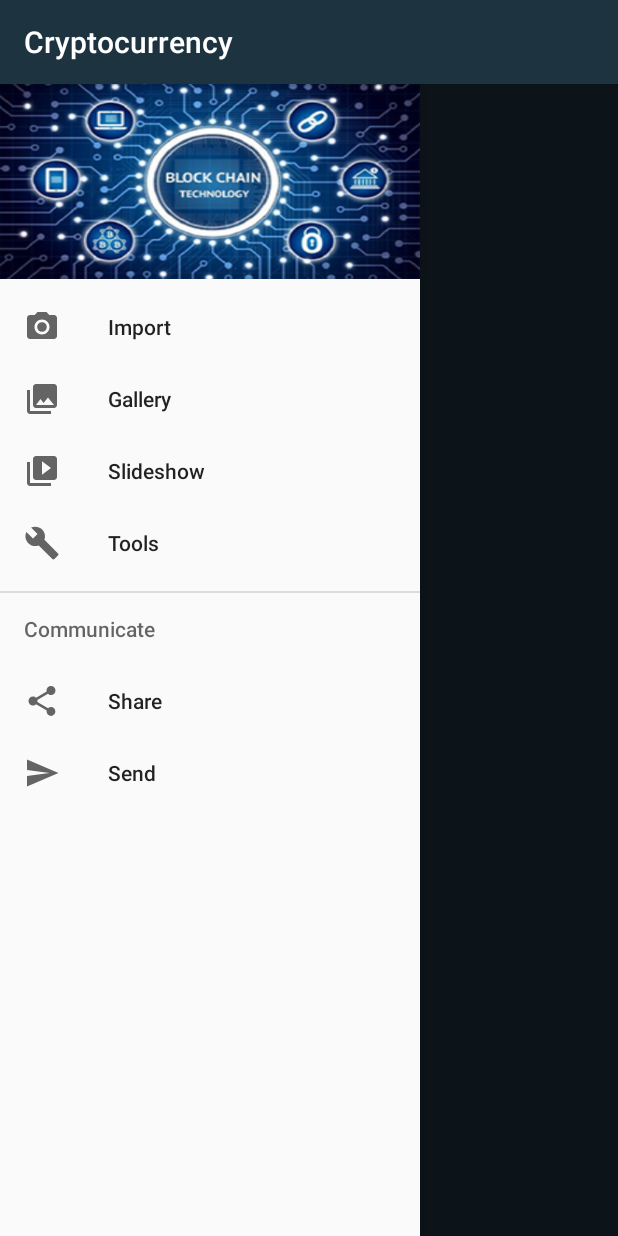
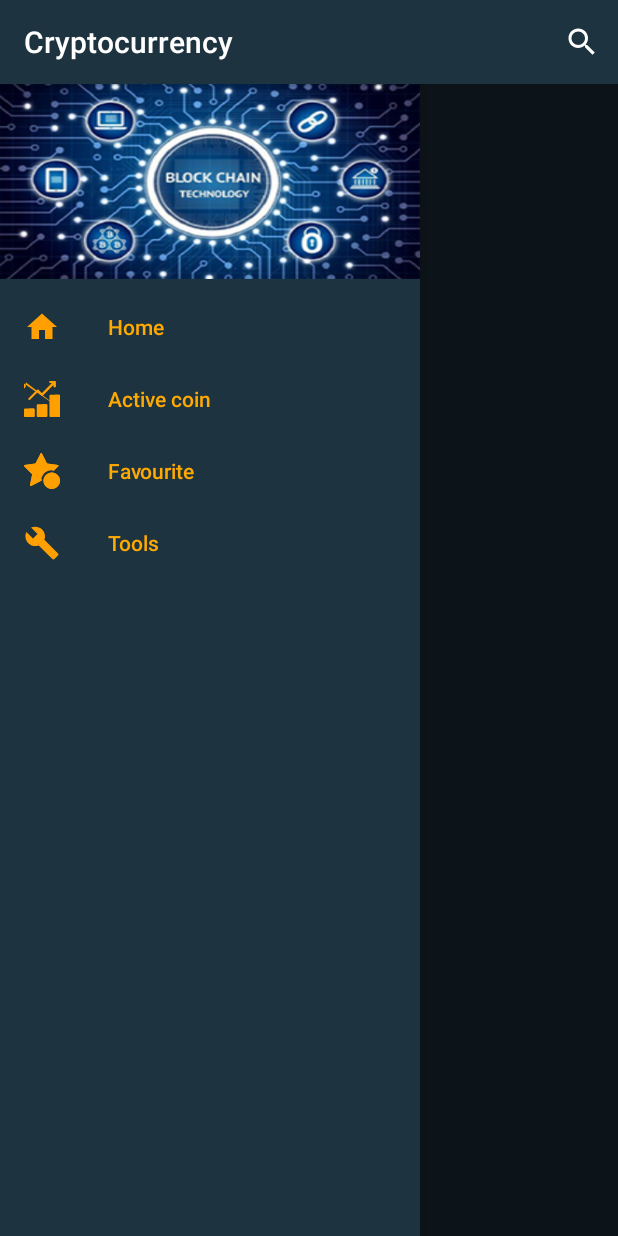
Before and after one commit to pvnhat/Cryptocurrency, an Android app: the screen it shows after launch (MainActivity), with the side drawer open, on a phone screen of 412 x 824 dp. Run offline under Robolectric (Android 15) with nearby library versions, the phone set to English and light mode, and no system bars; our stand-ins replace Dagger/Hilt's generated code, RxJava; network calls fail; pictures from the network do not load; 1 statement that could not run was skipped.

Commit message:
Add searchView and edit menu side

```diff
--- a/presentation/src/main/java/com/framgia/cryptocurrency/screen/main/MainActivity.kt
+++ b/presentation/src/main/java/com/framgia/cryptocurrency/screen/main/MainActivity.kt
@@ -9,8 +9,10 @@ import android.support.v4.widget.SwipeRefreshLayout
 import android.support.v7.app.ActionBarDrawerToggle
 import android.support.v7.widget.LinearLayoutManager
 import android.support.v7.widget.RecyclerView
+import android.view.Menu
 import android.view.MenuItem
 import android.view.View
+import android.widget.SearchView
 import android.widget.Toast
 import com.framgia.cryptocurrency.R
 import com.framgia.cryptocurrency.base.BaseActivity
@@ -23,7 +25,8 @@ import kotlinx.android.synthetic.main.activity_main.*
 import java.util.*
 import javax.inject.Inject
 
-class MainActivity : BaseActivity(), NavigationView.OnNavigationItemSelectedListener, OnItemClick, SwipeRefreshLayout.OnRefreshListener {
+class MainActivity : BaseActivity(), NavigationView.OnNavigationItemSelectedListener, OnItemClick,
+        SwipeRefreshLayout.OnRefreshListener, SearchView.OnQueryTextListener {
 
     @Inject
     lateinit var viewModelFactory: ViewModelFactory
@@ -35,6 +38,7 @@ class MainActivity : BaseActivity(), NavigationView.OnNavigationItemSelectedList
     private var mScrollOutItem: Int = 0
     private var mIsScrolling: Boolean = false
     private var mStartNum = Constants.NUM_20
+    private lateinit var mSearchView: SearchView
 
     override fun onCreate(savedInstanceState: Bundle?) {
         super.onCreate(savedInstanceState)
@@ -163,4 +167,28 @@ class MainActivity : BaseActivity(), NavigationView.OnNavigationItemSelectedList
     override fun onFavoriteClicked(symbol: String) {
         Toast.makeText(this, "Add Favorite: " + symbol, Toast.LENGTH_SHORT).show()
     }
+
+    override fun onCreateOptionsMenu(menu: Menu?): Boolean {
+        val menuInflater = getMenuInflater()
+        menuInflater.inflate(R.menu.search_menu, menu)
+        val menuItem = menu!!.findItem(R.id.search_view_menu)
+        mSearchView = menuItem.actionView as SearchView
+        mSearchView.setOnQueryTextListener(this)
+        return super.onCreateOptionsMenu(menu)
+    }
+
+    override fun onQueryTextSubmit(keyword: String?): Boolean {
+        mSearchView.setQuery("", false)
+        mSearchView.isIconified = true
+        if (keyword == null || keyword == "") {
+            Toast.makeText(this, getString(R.string.enterkey), Toast.LENGTH_SHORT).show()
+        } else {
+            startActivity(DetailActivity.newInstance(this, keyword.toUpperCase()))
+        }
+        return true
+    }
+
+    override fun onQueryTextChange(p0: String?): Boolean {
+        return false
+    }
 }
--- /dev/null
+++ b/presentation/src/main/res/drawable/ic_earnings.xml
@@ -0,0 +1,74 @@
+<?xml version="1.0" encoding="utf-8"?>
+<vector xmlns:android="http://schemas.android.com/apk/res/android"
+    android:width="512dp"
+    android:height="512dp"
+    android:viewportWidth="512"
+    android:viewportHeight="512">
+
+    <path
+        android:fillColor="#ffffff"
+        android:pathData="M512 272v60l-20.699219 25.199219h-115.203125l-14.097656-25.199219v-60l35.699219-32.699219c-1.5-1.5 17.101562 0 39.300781 2.097657 29.699219 3 65.699219 7.199218 65.699219 7.199218zm0 0" />
+    <path
+        android:fillColor="#ffffff"
+        android:pathData="M512 272v60l-20.699219 25.199219h-54.300781v-115.800781c29.699219 3 65.699219 7.199218 65.699219 7.199218zm0 0" />
+    <path
+        android:fillColor="#ffffff"
+        android:pathData="M451 15v60c0 8.398438-6.597656 15-15 15s-15-6.601562-15-15v-23.699219l-154.5 155.199219c-2.699219 3-6.601562 4.5-10.5 4.5s-7.800781-1.5-10.5-4.5l-49.5-49.199219-109.5 109.199219c-2.699219 3-6.601562 4.5-10.5 4.5s-7.800781-1.5-10.5-4.5c-6-5.699219-6-15.300781 0-21l120-120c5.699219-6 15.300781-6 21 0l49.5 49.199219 143.699219-144.699219h-23.699219c-8.402344 0-15-6.601562-15-15 0-8.402344 6.597656-15 15-15h60c8.402344 0 15 6.597656 15 15zm0 0" />
+    <path
+        android:fillColor="#ffffff"
+        android:pathData="M150 407v45s-54.300781 28.199219-57.300781 28.199219c-1.199219 0-9 0.300781-17.699219 0.601562 -12.597656 0-27.300781 0.296875 -27.300781 0.296875 l-47.699219-29.097656v-45c0-8.402344 6.597656-15 15-15h120c8.402344 0 15 6.597656 15 15zm0 0" />
+    <path
+        android:fillColor="#ffffff"
+        android:pathData="M331 392v60l-22.5 31.800781h-94.800781l-32.699219-31.800781v-60l26.398438-15.902344h96.300781zm0 0" />
+    <path
+        android:fillColor="#ffffff"
+        android:pathData="M512 392v60l-16.800781 23.398438h-104.101563l-29.097656-23.398438v-60l19.800781-18.601562h105zm0 0" />
+    <path
+        android:fillColor="#ffffff"
+        android:pathData="M451 15v60c0 8.398438-6.597656 15-15 15s-15-6.601562-15-15v-23.699219l-154.5 155.199219c-2.699219 3-6.601562 4.5-10.5 4.5v-36.300781l143.699219-144.699219h-23.699219c-8.402344 0-15-6.601562-15-15 0-8.402344 6.597656-15 15-15h60c8.402344 0 15 6.597656 15 15zm0 0" />
+    <path
+        android:fillColor="#ffffff"
+        android:pathData="M331 392v60l-22.5 31.800781h-52.5v-107.703125h47.699219zm0 0" />
+    <path
+        android:fillColor="#ffffff"
+        android:pathData="M486.800781 373.398438 25.199219 18.601562v60l-16.800781 23.398438h-58.199219v-102zm0 0" />
+    <path
+        android:fillColor="#ffffff"
+        android:pathData="M150 407v45s-54.300781 28.199219-57.300781 28.199219c-1.199219 0-9 0.300781-17.699219 0.601562 v-88.800781h60c8.402344 0 15 6.597656 15 15zm0 0" />
+    <path
+        android:fillColor="#ffffff"
+        android:pathData="M512 452v45c0 8.398438-6.597656 15-15 15h-120c-8.402344 0-15-6.601562-15-15v-45zm0 0" />
+    <path
+        android:fillColor="#ffffff"
+        android:pathData="M331 452v45c0 8.398438-6.597656 15-15 15h-120c-8.402344 0-15-6.601562-15-15v-45zm0 0" />
+    <path
+        android:fillColor="#ffffff"
+        android:pathData="M150 452v45c0 8.398438-6.597656 15-15 15h-120c-8.402344 0-15-6.601562-15-15v-45zm0 0" />
+    <path
+        android:fillColor="#ffffff"
+        android:pathData="M256 452h75v45c0 8.398438-6.597656 15-15 15h-60zm0 0" />
+    <path
+        android:fillColor="#ffffff"
+        android:pathData="M437 452h75v45c0 8.398438-6.597656 15-15 15h-60zm0 0" />
+    <path
+        android:fillColor="#ffffff"
+        android:pathData="M150 452v45c0 8.398438-6.597656 15-15 15h-60v-60zm0 0" />
+    <path
+        android:fillColor="#ffffff"
+        android:pathData="M362 332h150v60h-150zm0 0" />
+    <path
+        android:fillColor="#ffffff"
+        android:pathData="M331 347v45h-150v-45c0-8.402344 6.597656-15 15-15h120c8.402344 0 15 6.597656 15 15zm0 0" />
+    <path
+        android:fillColor="#ffffff"
+        android:pathData="M331 347v45h-75v-60h60c8.402344 0 15 6.597656 15 15zm0 0" />
+    <path
+        android:fillColor="#ffffff"
+        android:pathData="M437 332h75v60h-75zm0 0" />
+    <path
+        android:fillColor="#ffffff"
+        android:pathData="M512 212v60h-150v-60c0-8.402344 6.597656-15 15-15h120c8.402344 0 15 6.597656 15 15zm0 0" />
+    <path
+        android:fillColor="#ffffff"
+        android:pathData="M512 212v60h-75v-75h60c8.402344 0 15 6.597656 15 15zm0 0" />
+</vector>
--- /dev/null
+++ b/presentation/src/main/res/drawable/ic_favourite.xml
@@ -0,0 +1,23 @@
+<?xml version="1.0" encoding="utf-8"?>
+<vector xmlns:android="http://schemas.android.com/apk/res/android"
+    android:width="512.11764dp"
+    android:height="512dp"
+    android:viewportWidth="512.11764"
+    android:viewportHeight="512">
+
+    <path
+        android:fillColor="#ffffff"
+        android:pathData="M512.054688 394.308594c0 64.800781-52.53125 117.335937-117.335938 117.335937-64.800781 0-117.332031-52.535156-117.332031-117.335937 0-64.800782 52.53125-117.332032 117.332031-117.332032 64.804688 0 117.335938 52.53125 117.335938 117.332032zm0 0" />
+    <path
+        android:fillColor="#ffffff"
+        android:pathData="M245.386719 394.308594c0-82.324219 67.007812-149.332032 149.332031-149.332032 11.246094 0 22.167969 1.34375 32.707031 3.710938l60.179688-60.179688c2.878906-2.882812 3.863281-7.125 2.558593-10.964843-1.300781-3.863281-4.671874-6.636719-8.703124-7.167969l-154.496094-20.460938-72.019532-144.40625c-3.605468-7.210937-15.488281-7.210937-19.09375 0l-72.042968 144.429688-154.476563 20.457031c-4.03125 0.535157 -7.421875 3.308594-8.722656 7.167969-1.300781 3.839844-0.320313 8.085938 2.558594 10.964844l113.300781 113.300781-30.867188 154.390625c-0.8125 3.988281 0.746094 8.085938 3.988282 10.558594 3.242187 2.453125 7.617187 2.902344 11.242187 1.066406l144.554688-72.296875 0.0625 0.042969c0-0.425782-0.0625-0.855469-0.0625-1.28125zm0 0" />
+    <path
+        android:fillColor="#000000"
+        android:pathData="M95.988281 468.914062c-2.28125 0-4.585937-0.75-6.484375-2.199218-3.222656-2.476563-4.777344-6.59375-3.988281-10.558594l30.867187-154.410156-113.257812-113.28125c-2.878906-2.878906-3.859375-7.125-2.558594-10.964844 1.320313-3.863281 4.691406-6.636719 8.703125-7.167969l154.496094-20.460937 72.019531-144.402344c3.585938-7.210938 15.46875-7.210938 19.09375 0l72.042969 144.402344 154.476563 20.460937c4.011718 0.53125 7.402343 3.304688 8.703124 7.167969 1.300782 3.839844 0.320313 8.085938-2.558593 10.964844l-65.453125 65.472656c-4.160156 4.160156-10.921875 4.160156-15.082032 0-4.160156-4.160156-4.160156-10.925781 0-15.085938l50.199219-50.214843-138.6875-18.347657c-3.523437-0.46875-6.574219-2.644531-8.152343-5.804687l-65.023438-130.324219-65.023438 130.324219c-1.578124 3.160156-4.628906 5.335937-8.148437 5.804687l-138.710937 18.347657 102.058593 102.058593c2.519531 2.515626 3.628907 6.140626 2.921875 9.621094l-27.730468 138.621094 129.832031-64.914062c3.050781-1.539063 6.65625-1.496094 9.6875 0.082031 5.226562 2.710937 7.53125 9.300781 4.820312 14.53125-1.558593 2.984375-4.246093 4.96875-7.253906 5.628906l-147.050781 73.515625c-1.492188 0.746094 -3.136719 1.132812-4.757813 1.132812zm0 0" />
+    <path
+        android:fillColor="#000000"
+        android:pathData="M394.785156 511.707031c-64.683594 0-117.335937-52.652343-117.335937-117.332031 0-64.683594 52.652343-117.335938 117.335937-117.335938s117.332032 52.652344 117.332032 117.335938c0 64.679688-52.648438 117.332031-117.332032 117.332031zm0-213.332031c-52.929687 0-96 43.070312-96 96 0 52.925781 43.070313 96 96 96 52.925782 0 96-43.074219 96-96 0-52.929688-43.074218-96-96-96zm0 0" />
+    <path
+        android:fillColor="#000000"
+        android:pathData="M437.449219 447.707031c-2.730469 0-5.460938-1.046875-7.550781-3.113281l-42.667969-42.667969c-2.003907-2.003906-3.113281-4.714843-3.113281-7.550781v-64c0-5.890625 4.777343-10.667969 10.667968-10.667969 5.886719 0 10.664063 4.777344 10.664063 10.667969v59.582031l39.554687 39.550781c4.160156 4.160157 4.160156 10.925782 0 15.085938-2.089844 2.066406-4.820312 3.113281-7.554687 3.113281zm0 0" />
+</vector>
--- /dev/null
+++ b/presentation/src/main/res/drawable/ic_home_black_24dp.xml
@@ -0,0 +1,5 @@
+<vector android:height="24dp" android:tint="#BE7D10"
+    android:viewportHeight="24.0" android:viewportWidth="24.0"
+    android:width="24dp" xmlns:android="http://schemas.android.com/apk/res/android">
+    <path android:fillColor="#ffffff" android:pathData="M10,20v-6h4v6h5v-8h3L12,3 2,12h3v8z"/>
+</vector>
--- /dev/null
+++ b/presentation/src/main/res/drawable/ic_search_black_24dp.xml
@@ -0,0 +1,10 @@
+<vector xmlns:android="http://schemas.android.com/apk/res/android"
+    android:width="24dp"
+    android:height="24dp"
+    android:tint="#FFFFFF"
+    android:viewportWidth="24.0"
+    android:viewportHeight="24.0">
+    <path
+        android:fillColor="#FF000000"
+        android:pathData="M15.5,14h-0.79l-0.28,-0.27C15.41,12.59 16,11.11 16,9.5 16,5.91 13.09,3 9.5,3S3,5.91 3,9.5 5.91,16 9.5,16c1.61,0 3.09,-0.59 4.23,-1.57l0.27,0.28v0.79l5,4.99L20.49,19l-4.99,-5zM9.5,14C7.01,14 5,11.99 5,9.5S7.01,5 9.5,5 14,7.01 14,9.5 11.99,14 9.5,14z" />
+</vector>
--- a/presentation/src/main/res/layout/activity_main.xml
+++ b/presentation/src/main/res/layout/activity_main.xml
@@ -72,8 +72,11 @@
             android:layout_width="wrap_content"
             android:layout_height="match_parent"
             android:layout_gravity="start"
+            android:background="@color/color_blue_grey_900"
             android:fitsSystemWindows="true"
             app:headerLayout="@layout/nav_header_main"
+            app:itemIconTint="@color/color_amber_700"
+            app:itemTextColor="@color/color_ampber_700"
             app:menu="@menu/activity_main_drawer" />
 
     </android.support.v4.widget.DrawerLayout>
--- a/presentation/src/main/res/menu/activity_main_drawer.xml
+++ b/presentation/src/main/res/menu/activity_main_drawer.xml
@@ -6,33 +6,20 @@
     <group android:checkableBehavior="single">
         <item
             android:id="@+id/nav_camera"
-            android:icon="@drawable/ic_menu_camera"
-            android:title="Import"/>
+            android:icon="@drawable/ic_home_black_24dp"
+            android:title="@string/home" />
         <item
             android:id="@+id/nav_gallery"
-            android:icon="@drawable/ic_menu_gallery"
-            android:title="Gallery"/>
+            android:icon="@drawable/ic_earnings"
+            android:title="@string/active_coin" />
         <item
             android:id="@+id/nav_slideshow"
-            android:icon="@drawable/ic_menu_slideshow"
-            android:title="Slideshow"/>
+            android:icon="@drawable/ic_favourite"
+            android:title="@string/favourite" />
         <item
             android:id="@+id/nav_manage"
             android:icon="@drawable/ic_menu_manage"
-            android:title="Tools"/>
+            android:title="Tools" />
     </group>
 
-    <item android:title="Communicate">
-        <menu>
-            <item
-                android:id="@+id/nav_share"
-                android:icon="@drawable/ic_menu_share"
-                android:title="Share"/>
-            <item
-                android:id="@+id/nav_send"
-                android:icon="@drawable/ic_menu_send"
-                android:title="Send"/>
-        </menu>
-    </item>
-
 </menu>
--- /dev/null
+++ b/presentation/src/main/res/menu/search_menu.xml
@@ -0,0 +1,11 @@
+<?xml version="1.0" encoding="utf-8"?>
+<menu xmlns:android="http://schemas.android.com/apk/res/android"
+    xmlns:app="http://schemas.android.com/apk/res-auto">
+    <item
+        android:id="@+id/search_view_menu"
+        android:icon="@drawable/ic_search_black_24dp"
+        android:title="@string/search"
+        app:actionViewClass="android.widget.SearchView"
+        app:showAsAction="always" />
+
+</menu>
--- a/presentation/src/main/res/values/colors.xml
+++ b/presentation/src/main/res/values/colors.xml
@@ -11,4 +11,5 @@
     <color name="color_blue_200">#a43d426c</color>
     <color name="color_cyan_ancent_200">#00ffee</color>
     <color name="color_blue_400">#00b0ff</color>
+    <color name="color_amber_700">#ffa000</color>
 </resources>
--- a/presentation/src/main/res/values/strings.xml
+++ b/presentation/src/main/res/values/strings.xml
@@ -39,4 +39,9 @@
     <string name="message_broard">Message broard:</string>
     <string name="explore">Explore:</string>
     <string name="not_data">API has no data !</string>
+    <string name="search">Search...</string>
+    <string name="enterkey">Enter keyword !</string>
+    <string name="home">Home</string>
+    <string name="active_coin">Active coin</string>
+    <string name="favourite">Favourite</string>
 </resources>
```
